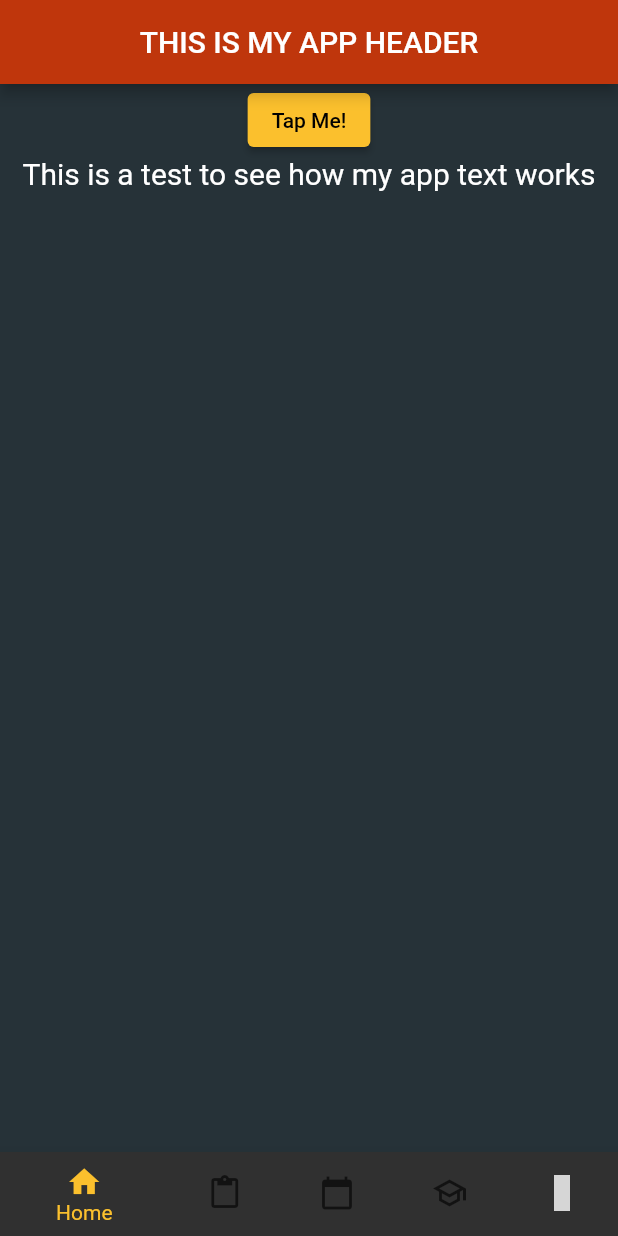
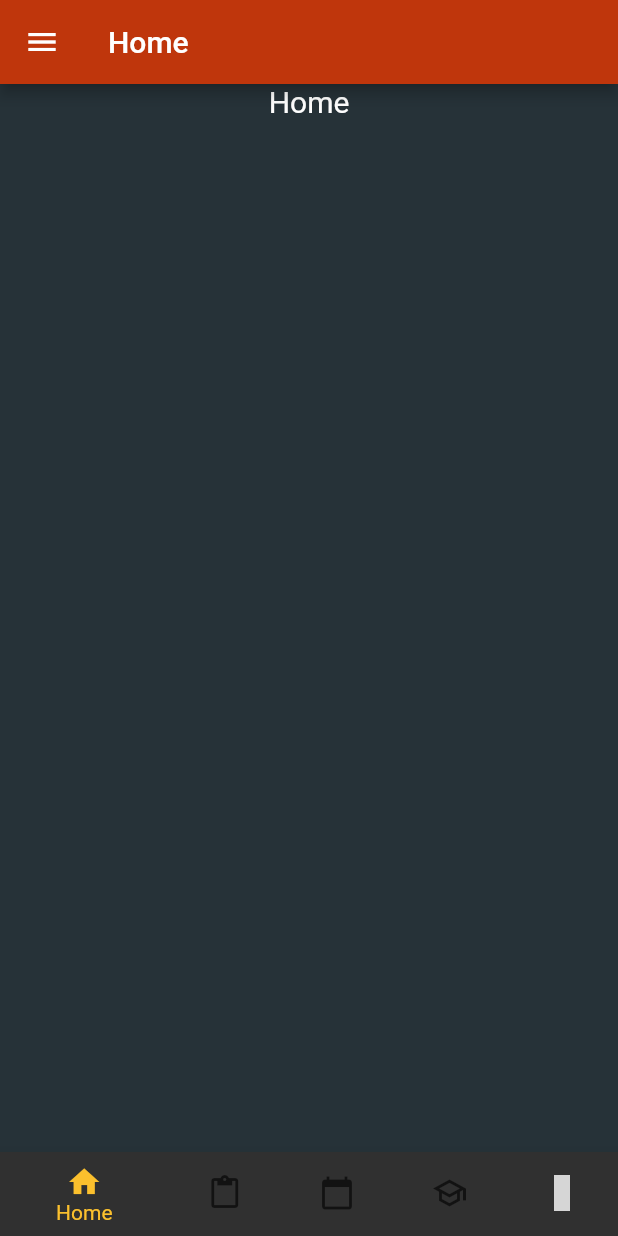
Before and after one commit to leonsilas/BAS-CEN4360C, a Flutter app: the screen it shows after launch, after a tap on "Sign In", on a phone screen of 412 x 824 dp. Run offline on Flutter 3.47's test engine with Material 2 defaults, Android fonts, the phone set to English and light mode, and no system bars; statements that could not run were skipped; grey boxes are pictures that could not be loaded.

```diff
--- a/lib/defaultPage.dart
+++ b/lib/defaultPage.dart
@@ -1,32 +1,17 @@
 import 'package:flutter/material.dart';
 import 'package:flutter_crash_course/constants.dart';
+import 'package:flutter_crash_course/finalGrade.dart';
+import 'package:flutter_crash_course/testpage.dart';
 import './dummy.dart';
-import './scrollButton.dart';
 import './theme.dart';
+import './hamburger.dart';
 
 class DefaultPage extends StatefulWidget {
   _DefaultPageState createState() => _DefaultPageState();
 }
 
 class _DefaultPageState extends State<DefaultPage> {
-var _index = 0;
   var _screenIndex = 0;
-
-  void _incrementText() {
-    setState(() {
-      print("I tapped this~!");
-      if (_index > 14)
-        _index = 0;
-      else
-        _index++;
-    });
-  }
-
-  void _longPressMeme() {
-    setState(() {
-      _index = 16;
-    });
-  }
 
   void _onItemTapped(int index) {
     setState(() {
@@ -34,46 +19,36 @@ var _index = 0;
     });
   }
 
+  final _tabWidgets = [
+    Dummy("Home"),
+    Dummy("Tasks"),
+    Dummy("Calendar"),
+    TestScreen(),
+    EasyA(),
+  ];
+
+  final _headerText = [
+    "Home",
+    "Tasks",
+    "Calendar",
+    "Exams",
+    "Schedule",
+    "Profile",
+    "Settings"
+  ];
+
   @override
   Widget build(BuildContext context) {
-    //stuff to use within the materialapp
-    const dummyText = const [
-      "This is a test to see how my app text works",
-      "When you tap the button the text changes!",
-      "It'll happen every time you click on it~",
-      "Yep, even if you click on it now.",
-      "Or now.",
-      "...",
-      "Are you going to keep tapping?",
-      "There's other things you could be doing right now.",
-      "Seriously.  You can stop at any moment.",
-      "You're just trying to exhaust dialogue now aren't you?",
-      "Well it's not going to happen, so try again buddy.",
-      "...",
-      "...",
-      "...",
-      "Alright, I'm out of dialogue for you.",
-      "So let me just reiterate the point of all of this.",
-      "What did you think this was going to do?"
-    ]; //end of dummyText
-
-    //the app itself
     return MaterialApp(
       theme: darkThemeData(context),
       debugShowCheckedModeBanner: false,
       home: Scaffold(
         appBar: AppBar(
-            title: const Text("THIS IS MY APP HEADER"), centerTitle: true),
-        body: Column(
-          children: [
-            Row(
-              mainAxisAlignment: MainAxisAlignment.center,
-              children: [
-                ScrollButton(_incrementText, _longPressMeme)
-              ],
-            ),
-            Dummy(dummyText[_index]),
-          ],
+            title: Text(_headerText[_screenIndex])),
+        body: _tabWidgets[_screenIndex],
+        drawer: Container(
+          width: 200,
+          child: HamburgerMenu(),
         ),
         bottomNavigationBar: BottomNavigationBar(
           items: <BottomNavigationBarItem>[
```
Also changed, not shown: lib/answer.dart (added, +23 -0 lines), lib/finalGrade.dart (added, +77 -0 lines), lib/hamburger.dart (added, +74 -0 lines), lib/question.dart (added, +20 -0 lines), lib/quiz.dart (added, +26 -0 lines), lib/result.dart (added, +38 -0 lines), lib/testpage.dart (+54 -2 lines).
